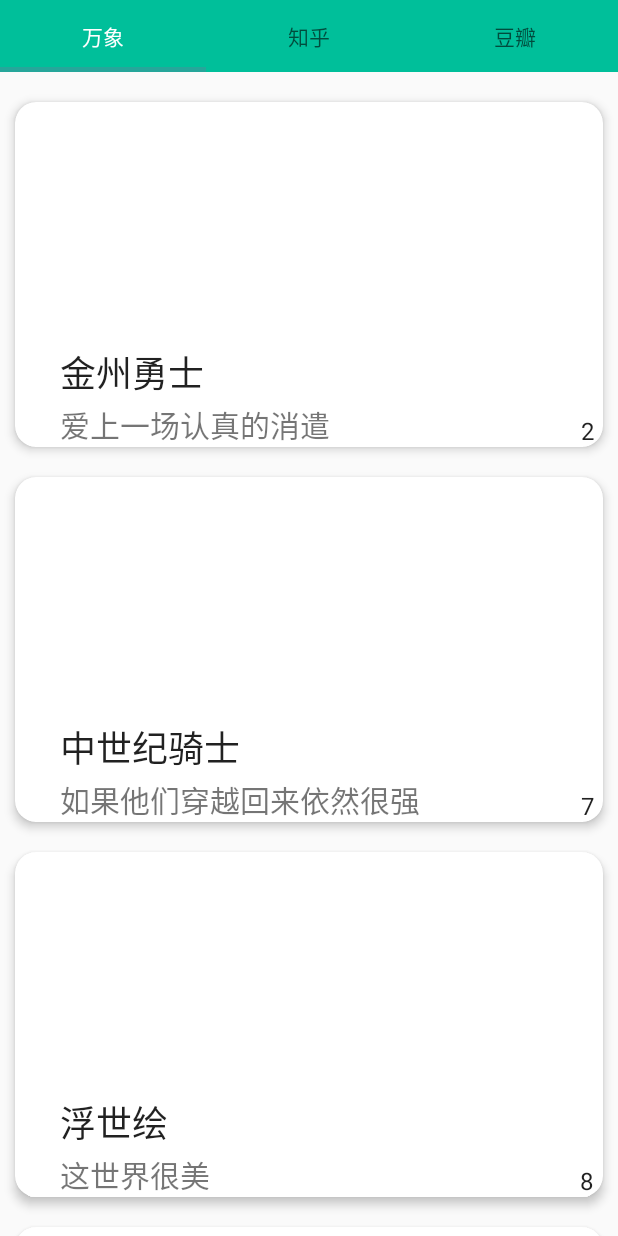
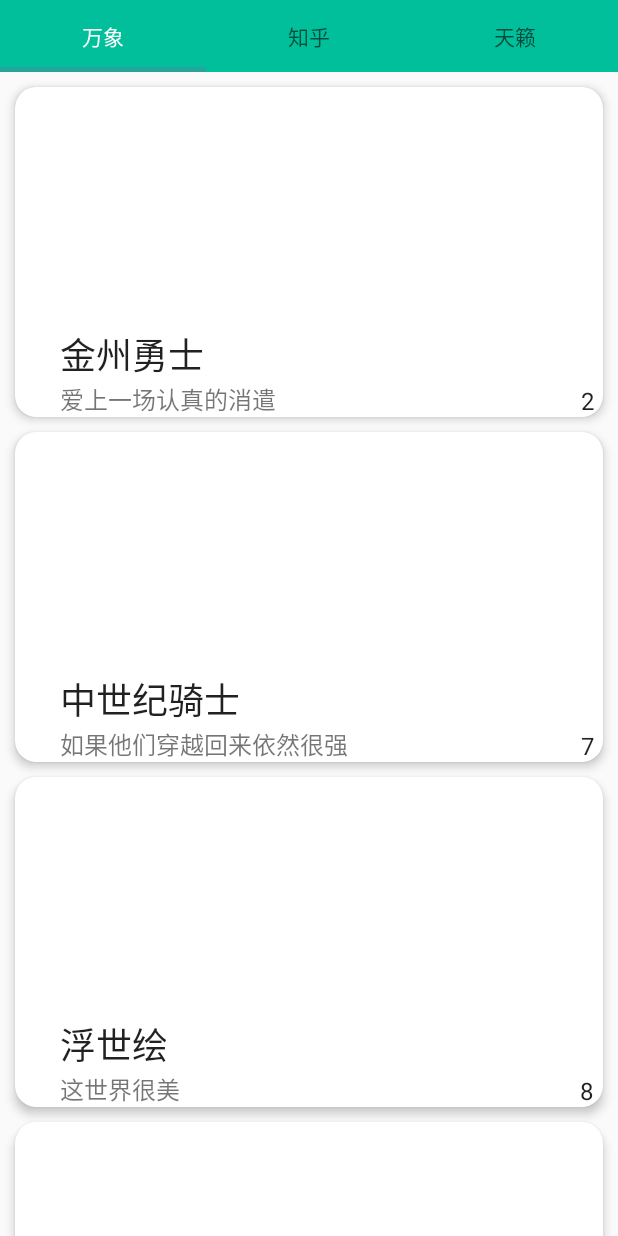
Before and after one commit to hwyhard/Fushihui, an Android app: the screen it shows after launch (MainActivity), on a phone screen of 412 x 824 dp. Run offline under Robolectric (Android 15) with nearby library versions, the phone set to English and light mode, and no system bars; libraries missing offline, so code that uses them is left out: com.melnykov.fab, com.tiancaicc.springfloatingactionmenu, com.wuxiaolong.pullloadmorerecyclerview; network calls fail; pictures from the network do not load; Roboto replaces fonts that are not available here; 16 statements that could not run were skipped.

```diff
--- a/fushihui/app/src/main/java/com/hwyhard/www/fushihui/activity/ZhiHuActivity.java
+++ b/fushihui/app/src/main/java/com/hwyhard/www/fushihui/activity/ZhiHuActivity.java
@@ -72,7 +72,7 @@ public class ZhiHuActivity extends AppCompatActivity {
                 //网络请求
                 try {
                     jsonText = netUtil.run(url);
-                    Log.d("ZhiHuNet",jsonText);
+                    Log.d("ZhiHuNetJ",jsonText);
                     Gson gson = new Gson();
                     final ZhiHuContentBean zhiHuContentBean = gson.fromJson(jsonText,ZhiHuContentBean.class);
                     Log.d("ZhiHuNet",zhiHuContentBean.getType()+"");
--- a/fushihui/app/src/main/java/com/hwyhard/www/fushihui/adapter/MyFragmentAdapter.java
+++ b/fushihui/app/src/main/java/com/hwyhard/www/fushihui/adapter/MyFragmentAdapter.java
@@ -14,7 +14,7 @@ public class MyFragmentAdapter extends FragmentStatePagerAdapter {
     //初始化fragment列表
     private List<Fragment> fragmentList;
     //初始化tab标签列表
-    private String title[] = new String[]{"万象","知乎","豆瓣"};
+    private String title[] = new String[]{"万象","知乎","天籁"};
     public MyFragmentAdapter(FragmentManager fm, List<Fragment> fragmentList) {
         super(fm);
         this.fragmentList = fragmentList;
--- a/fushihui/app/src/main/res/layout/main_list_item.xml
+++ b/fushihui/app/src/main/res/layout/main_list_item.xml
@@ -8,7 +8,7 @@
         app:cardCornerRadius="14dp"
         app:cardElevation="4dp"
         app:cardMaxElevation="8dp"
-        android:layout_marginTop="20dp"
+        android:layout_marginTop="10dp"
         android:layout_marginRight="10dp"
         android:layout_marginLeft="10dp"
         android:foreground="?attr/selectableItemBackground">
@@ -28,7 +28,7 @@
                     android:id="@+id/list_item_primarytitle"
                     android:layout_width="match_parent"
                     style="@style/TextAppearance.AppCompat.Title"
-                    android:layout_height="40dp"
+                    android:layout_height="wrap_content"
                     android:text="理想到底能走多远？"
                     android:layout_marginLeft="30dp"
                     android:textSize="24sp"
@@ -38,7 +38,7 @@
                     android:id="@+id/list_item_subtitle"
                     android:layout_below="@id/list_item_primarytitle"
                     android:layout_alignLeft="@id/list_item_primarytitle"
-                    android:textSize="20sp"
+                    android:textSize="16sp"
                     android:text="你劝我灭了心中的火。 "
                     android:layout_width="match_parent"
                     android:layout_height="wrap_content" />
--- a/fushihui/app/src/main/res/layout/music_fragment_item.xml
+++ b/fushihui/app/src/main/res/layout/music_fragment_item.xml
@@ -1,11 +1,12 @@
 <?xml version="1.0" encoding="utf-8"?>
 <RelativeLayout xmlns:android="http://schemas.android.com/apk/res/android"
     android:orientation="vertical" android:layout_width="match_parent"
-    android:layout_height="wrap_content">
+    android:layout_height="140dp"
+    >
     <ImageView
         android:id="@+id/music_title_image"
         android:layout_width="match_parent"
-        android:layout_height="140dp"
+        android:layout_height="match_parent"
         android:scaleType="centerCrop"
         />
     <TextView
```
